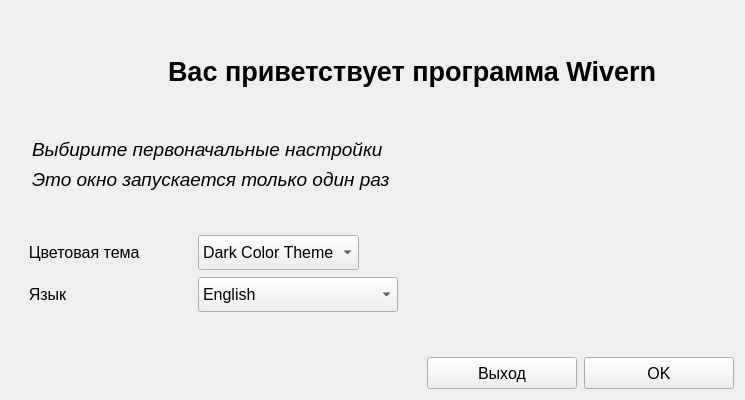
Qt form Src/Ui/StartSettingWidget.ui (Alexandr711/Wivern) before a commit.
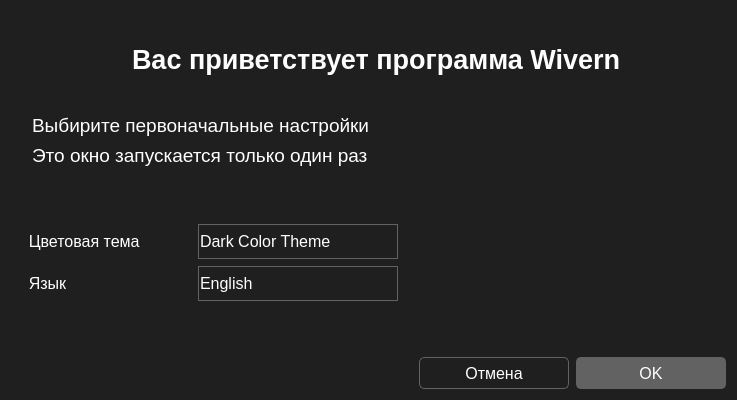
The same form after that commit. Icons and pictures are not drawn.

Commit message: Create StartWindow

```diff
--- a/Src/Ui/StartSettingWidget.ui
+++ b/Src/Ui/StartSettingWidget.ui
@@ -6,37 +6,65 @@
    <rect>
     <x>0</x>
     <y>0</y>
-    <width>745</width>
+    <width>737</width>
     <height>400</height>
    </rect>
   </property>
   <property name="maximumSize">
    <size>
-    <width>745</width>
+    <width>737</width>
     <height>400</height>
    </size>
   </property>
   <property name="windowTitle">
    <string>Form</string>
   </property>
+  <property name="styleSheet">
+   <string notr="true">*{
+background-color: rgb(31, 31, 31);
+color: rgb(255, 255, 255)
+}</string>
+  </property>
   <layout class="QVBoxLayout" name="verticalLayout">
    <property name="spacing">
     <number>7</number>
    </property>
    <item>
     <layout class="QHBoxLayout" name="horizontalLayout">
+     <property name="spacing">
+      <number>0</number>
+     </property>
+     <item>
+      <widget class="QLabel" name="label_4">
+       <property name="minimumSize">
+        <size>
+         <width>15</width>
+         <height>0</height>
+        </size>
+       </property>
+       <property name="maximumSize">
+        <size>
+         <width>15</width>
+         <height>16777215</height>
+        </size>
+       </property>
+       <property name="text">
+        <string/>
+       </property>
+      </widget>
+     </item>
      <item>
       <widget class="QLabel" name="AppIcoLabel">
        <property name="minimumSize">
         <size>
-         <width>120</width>
-         <height>120</height>
+         <width>96</width>
+         <height>96</height>
         </size>
        </property>
        <property name="maximumSize">
         <size>
-         <width>120</width>
-         <height>120</height>
+         <width>96</width>
+         <height>96</height>
         </size>
        </property>
        <property name="text">
@@ -45,29 +73,65 @@
       </widget>
      </item>
      <item>
-      <layout class="QVBoxLayout" name="verticalLayout_2">
-       <item>
-        <widget class="QLabel" name="MianLabel">
-         <property name="maximumSize">
-          <size>
-           <width>16777215</width>
-           <height>120</height>
-          </size>
-         </property>
-         <property name="font">
-          <font>
-           <family>Segoe UI</family>
-           <pointsize>20</pointsize>
-           <italic>false</italic>
-           <bold>true</bold>
-          </font>
-         </property>
-         <property name="text">
-          <string>    Вас приветствует программа Wivern</string>
-         </property>
-        </widget>
-       </item>
-      </layout>
+      <widget class="QLabel" name="label_3">
+       <property name="minimumSize">
+        <size>
+         <width>10</width>
+         <height>0</height>
+        </size>
+       </property>
+       <property name="maximumSize">
+        <size>
+         <width>10</width>
+         <height>16777215</height>
+        </size>
+       </property>
+       <property name="text">
+        <string/>
+       </property>
+      </widget>
+     </item>
+     <item>
+      <widget class="QLabel" name="MianLabel">
+       <property name="maximumSize">
+        <size>
+         <width>16777215</width>
+         <height>120</height>
+        </size>
+       </property>
+       <property name="font">
+        <font>
+         <family>Segoe UI</family>
+         <pointsize>20</pointsize>
+         <italic>false</italic>
+         <bold>true</bold>
+        </font>
+       </property>
+       <property name="styleSheet">
+        <string notr="true">*{
+color: rgb(255, 255, 255);
+}</string>
+       </property>
+       <property name="text">
+        <string>Вас приветствует программа Wivern</string>
+       </property>
+       <property name="alignment">
+        <set>Qt::AlignmentFlag::AlignLeading|Qt::AlignmentFlag::AlignLeft|Qt::AlignmentFlag::AlignVCenter</set>
+       </property>
+      </widget>
+     </item>
+     <item>
+      <spacer name="horizontalSpacer_4">
+       <property name="orientation">
+        <enum>Qt::Orientation::Horizontal</enum>
+       </property>
+       <property name="sizeHint" stdset="0">
+        <size>
+         <width>40</width>
+         <height>20</height>
+        </size>
+       </property>
+      </spacer>
      </item>
     </layout>
    </item>
@@ -82,9 +146,14 @@
      <property name="font">
       <font>
        <pointsize>14</pointsize>
-       <italic>true</italic>
+       <italic>false</italic>
       </font>
      </property>
+     <property name="styleSheet">
+      <string notr="true">*{
+color: rgb(255, 255, 255);
+}</string>
+     </property>
      <property name="text">
       <string>    Выбирите первоначальные настройки</string>
      </property>
@@ -101,9 +170,14 @@
      <property name="font">
       <font>
        <pointsize>14</pointsize>
-       <italic>true</italic>
+       <italic>false</italic>
       </font>
      </property>
+     <property name="styleSheet">
+      <string notr="true">*{
+color: rgb(255, 255, 255);
+}</string>
+     </property>
      <property name="text">
       <string>    Это окно запускается только один раз</string>
      </property>
@@ -143,6 +217,11 @@
          <pointsize>12</pointsize>
         </font>
        </property>
+       <property name="styleSheet">
+        <string notr="true">*{
+color: rgb(255, 255, 255);
+}</string>
+       </property>
        <property name="text">
         <string>    Цветовая тема</string>
        </property>
@@ -152,7 +231,7 @@
       <widget class="QComboBox" name="ColorThemeComboBox">
        <property name="minimumSize">
         <size>
-         <width>0</width>
+         <width>200</width>
          <height>35</height>
         </size>
        </property>
@@ -161,6 +240,46 @@
          <pointsize>12</pointsize>
         </font>
        </property>
+       <property name="styleSheet">
+        <string notr="true">*{
+  color: rgb(255, 255, 255);
+  padding: 1px 1px 1px 1px;
+  border:1px solid rgb(98, 98, 98);
+} 
+*:drop-down {
+      subcontrol-origin: padding;
+      subcontrol-position: top right;
+      width: 14px;
+      border:none;
+  }
+*  QAbstractItemView{
+	background:rgb(31, 31, 31);
+    border: 1px solid rgba(98,98,98,1);
+    outline: 0px; 
+  }
+* QAbstractItemView::item{
+	height:36px;
+	color: rgb(255, 255, 255);
+	padding-left: 2px;
+	background-color: rgb(31, 31, 31);
+}
+* QAbstractItemView::item:hover{ 
+  background-color: rgb(98,98, 98);
+  color: rgb(255, 255, 255);
+}
+* QAbstractItemView::item:selected{
+  background-color: rgb(98,98, 98);
+  color:rgb(255, 255, 255);
+}
+*:down-arrow { 
+      image: url(:/AppIco/ArrowOfIco.png);
+	  padding-right: 20px;
+  }
+*:down-arrow:on { 
+      image:url(:/AppIco/ArrowOnIco.png);
+	 padding-right: 20px;
+  }</string>
+       </property>
        <item>
         <property name="text">
          <string>Dark Color Theme</string>
@@ -180,7 +299,7 @@
        </property>
        <property name="sizeHint" stdset="0">
         <size>
-         <width>40</width>
+         <width>20</width>
          <height>20</height>
         </size>
        </property>
@@ -209,6 +328,11 @@
          <pointsize>12</pointsize>
         </font>
        </property>
+       <property name="styleSheet">
+        <string notr="true">*{
+color: rgb(255, 255, 255);
+}</string>
+       </property>
        <property name="text">
         <string>    Язык</string>
        </property>
@@ -227,6 +351,46 @@
          <pointsize>12</pointsize>
         </font>
        </property>
+       <property name="styleSheet">
+        <string notr="true">*{
+  color: rgb(255, 255, 255);
+  padding: 1px 1px 1px 1px;
+  border:1px solid rgb(98, 98, 98);
+} 
+*:drop-down {
+      subcontrol-origin: padding;
+      subcontrol-position: top right;
+      width: 14px;
+      border:none;
+  }
+*  QAbstractItemView{
+	background:rgb(31, 31, 31);
+    border: 1px solid rgba(98,98,98,1);
+    outline: 0px; 
+  }
+* QAbstractItemView::item{
+	height:36px;
+	color: rgb(255, 255, 255);
+	padding-left: 2px;
+	background-color: rgb(31, 31, 31);
+}
+* QAbstractItemView::item:hover{ 
+  background-color: rgb(98,98, 98);
+  color: rgb(255, 255, 255);
+}
+* QAbstractItemView::item:selected{
+  background-color: rgb(98,98, 98);
+  color:rgb(255, 255, 255);
+}
+*:down-arrow { 
+      image: url(:/AppIco/ArrowOfIco.png);
+	  padding-right: 20px;
+  }
+*:down-arrow:on { 
+      image:url(:/AppIco/ArrowOnIco.png);
+	 padding-right: 20px;
+  }</string>
+       </property>
        <item>
         <property name="text">
          <string>English</string>
@@ -246,7 +410,7 @@
        </property>
        <property name="sizeHint" stdset="0">
         <size>
-         <width>40</width>
+         <width>20</width>
          <height>20</height>
         </size>
        </property>
@@ -282,24 +446,6 @@
        </property>
       </spacer>
      </item>
-     <item>
-      <widget class="QPushButton" name="OkButton">
-       <property name="minimumSize">
-        <size>
-         <width>150</width>
-         <height>32</height>
-        </size>
-       </property>
-       <property name="font">
-        <font>
-         <pointsize>12</pointsize>
-        </font>
-       </property>
-       <property name="text">
-        <string>Выход</string>
-       </property>
-      </widget>
-     </item>
      <item>
       <widget class="QPushButton" name="CancelButton">
        <property name="minimumSize">
@@ -312,6 +458,62 @@
         <font>
          <pointsize>12</pointsize>
         </font>
+       </property>
+       <property name="styleSheet">
+        <string notr="true">*{
+border: 1px solid rgb(98, 98, 98);
+border-radius: 5px;
+background-color: rgb(31, 31, 31);
+color: rgb(255, 255, 255);
+}
+*:hover{
+border: 2px solid rgb(98, 98, 98);
+border-radius: 5px;
+background-color: rgb(31, 31, 31);
+color: rgb(255, 255, 255);
+}
+*:pressed{
+border: 1px solid rgb(98, 98, 98);
+border-radius: 5px;
+background-color: rgb(31, 31, 31);
+color: rgb(255, 255, 255);
+}</string>
+       </property>
+       <property name="text">
+        <string>Отмена</string>
+       </property>
+      </widget>
+     </item>
+     <item>
+      <widget class="QPushButton" name="OkButton">
+       <property name="minimumSize">
+        <size>
+         <width>150</width>
+         <height>32</height>
+        </size>
+       </property>
+       <property name="font">
+        <font>
+         <pointsize>12</pointsize>
+        </font>
+       </property>
+       <property name="styleSheet">
+        <string notr="true">*{
+border: 2px solid rgb(98,98 , 98);
+border-radius: 5px;
+background-color: rgb(98,98, 98);
+}
+*:hover{
+border: 2px solid rgb(98,98, 98);
+border-radius: 5px;
+background-color:  rgb(31, 31, 31);
+}
+*:pressed{
+border: 1px solid rgb(98,98, 98);
+border-radius: 5px;
+background-color:  rgb(31, 31, 31);
+}
+</string>
        </property>
        <property name="text">
         <string>OK</string>
```
The commit also changes 13 other files.
